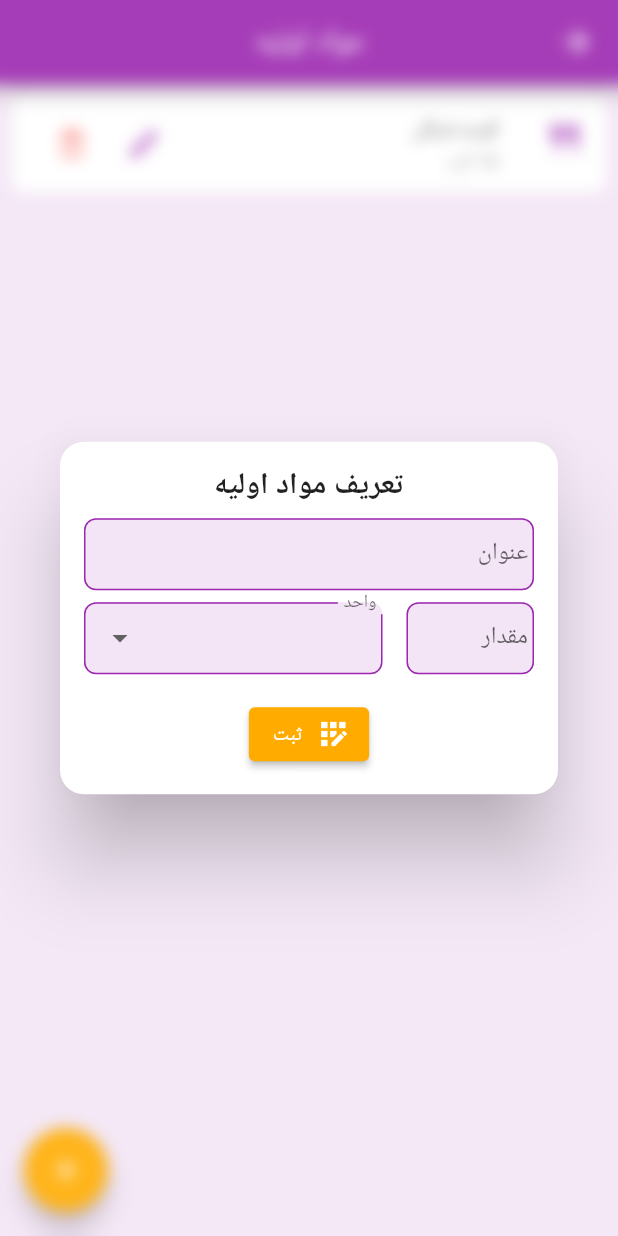
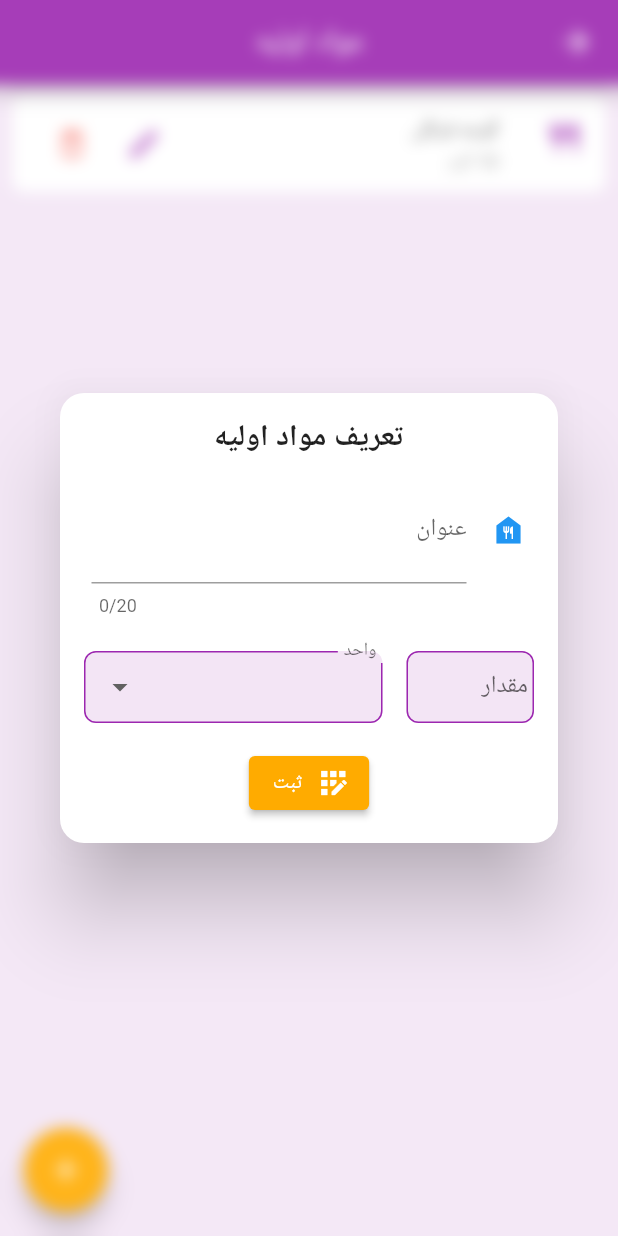
Before and after one commit to aminJamali/coocking, a Flutter app: the RawMaterialPage screen opened by its route, after a tap on the "add" icon, on a phone screen of 412 x 824 dp. Run offline on Flutter 3.47's test engine with Material 2 defaults, Android fonts, the light colour scheme and no system bars; our stand-ins replace flutter_slider_drawer, get; Roboto replaces fonts that are missing (IRANSans).

Commit message:
feat: some components added

```diff
--- a/lib/src/infrastructures/routes/pages.dart
+++ b/lib/src/infrastructures/routes/pages.dart
@@ -1,3 +1,4 @@
+import 'package:cooking/src/pages/shared/drawer.dart';
 import 'package:get/get.dart';
 
 import '../../pages/admin/main/views/admin_page.dart';
@@ -23,4 +24,8 @@ final pages = [
     name: Routes.registerRawMaterialPage,
     page: () => const ModifyRawMaterial(),
   ),
+  GetPage(
+    name: Routes.drawerPage,
+    page: () => DrawerScreen(),
+  ),
 ];
--- a/lib/src/infrastructures/routes/routes.dart
+++ b/lib/src/infrastructures/routes/routes.dart
@@ -1,6 +1,7 @@
 class Routes {
   static const login = '/login_page';
   static const adminPage = '/admin_page';
+  static const drawerPage = '/drawer_page';
   static const rawMaterialPage = '/raw_material_page';
   static const registerRawMaterialPage = '/register_raw_material_page';
 }
--- a/lib/src/pages/admin/raw_material/controllers/modify_material_controller.dart
+++ b/lib/src/pages/admin/raw_material/controllers/modify_material_controller.dart
@@ -1,15 +1,17 @@
 import 'package:flutter/material.dart';
 import 'package:get/get.dart';
 
-class ModifyMaterialController extends GetxController{
+class ModifyMaterialController extends GetxController {
   GlobalKey<FormState> modifyMaterialFormKey = GlobalKey<FormState>();
-  String submitLabel='ثبت';
-  void submitTaped(){}
-void titleSaved(final String title){
-  print(title);
-}
-void unitSaved(final String unit){}
-void countSaved(final String count){}
+  TextEditingController rawMaterial = TextEditingController();
+  String submitLabel = 'ثبت';
+  void submitTaped() {}
+  void titleSaved(final String title) {
+    print(title);
+  }
+
+  void unitSaved(final String unit) {}
+  void countSaved(final String count) {}
   List<String> unitItems = [
     'Item 1',
     'Item 2',
--- a/lib/src/pages/admin/raw_material/views/dialog/raw_material_dialog.dart
+++ b/lib/src/pages/admin/raw_material/views/dialog/raw_material_dialog.dart
@@ -1,5 +1,6 @@
 import 'dart:ui';
 
+import 'package:cooking/src/pages/shared/input_field_area.dart';
 import 'package:flutter/cupertino.dart';
 import 'package:flutter/material.dart';
 import 'package:get/get.dart';
@@ -39,13 +40,23 @@ class RawMaterialDialog extends StatelessWidget {
                     style: TextStyle(fontSize: 20, fontWeight: FontWeight.bold),
                   ),
                   Utils.middleVerticalSpace,
-                  TextFormField(
-                      validator: (final text) => Utils.validateText(text ?? ''),
-                      initialValue: '',
-                      decoration: UtilsTheme.textFormFieldDecoration(
-                          hint: 'مثال: شکر', label: 'عنوان'),
-                      onSaved: (final value) =>
-                          controller.titleSaved(value ?? '')),
+                  InputFieldArea(
+                    onChanged: (final onChanged) {},
+                    hint: 'مثال : شکر',
+                    icon: Icons.food_bank,
+                    lable: 'عنوان',
+                    controller: controller.rawMaterial,
+                    maxLength: 20,
+                    validator: (final validator) {},
+                    textInputType: TextInputType.text,
+                  ),
+                  // TextFormField(
+                  //     validator: (final text) => Utils.validateText(text ?? ''),
+                  //     initialValue: '',
+                  //     decoration: UtilsTheme.textFormFieldDecoration(
+                  //         hint: 'مثال: شکر', label: 'عنوان'),
+                  //     onSaved: (final value) =>
+                  //         controller.titleSaved(value ?? '')),
                   Utils.middleVerticalSpace,
                   Row(
                     mainAxisAlignment: MainAxisAlignment.spaceBetween,
--- a/lib/src/pages/login/views/login_page.dart
+++ b/lib/src/pages/login/views/login_page.dart
@@ -10,7 +10,7 @@ class LoginPage extends StatelessWidget {
   Widget build(final BuildContext context) => Scaffold(
         body: Center(
           child: ElevatedButton(
-            onPressed: () => Get.toNamed(Routes.adminPage),
+            onPressed: () => Get.toNamed(Routes.drawerPage),
             child: const Text('ورود به صفحه مدیریت'),
           ),
         ),
--- /dev/null
+++ b/lib/src/pages/shared/input_field_area.dart
@@ -0,0 +1,67 @@
+import 'package:flutter/material.dart';
+
+class InputFieldArea extends StatefulWidget {
+  final String hint;
+  final TextEditingController controller;
+  final String lable;
+  final TextInputType textInputType;
+  final IconData icon;
+  final int maxLength;
+
+  final void Function(String) onChanged;
+  final String? Function(String?)? validator;
+
+  const InputFieldArea({
+    required final this.onChanged,
+    required final this.hint,
+    required final this.icon,
+    required final this.lable,
+    required final this.controller,
+    required final this.maxLength,
+    required final this.validator,
+    required final this.textInputType,
+  });
+  @override
+  _InputFieldAreaState createState() => _InputFieldAreaState();
+}
+
+class _InputFieldAreaState extends State<InputFieldArea> {
+  @override
+  Widget build(final BuildContext context) {
+    return Container(
+      padding: const EdgeInsets.all(5),
+      margin: const EdgeInsets.only(bottom: 10),
+      child: TextFormField(
+        maxLength: widget.maxLength,
+        controller: widget.controller,
+        onChanged: widget.onChanged,
+        keyboardType: widget.textInputType,
+        autofocus: false,
+        validator: widget.validator,
+        style: const TextStyle(color: Colors.black),
+        decoration: InputDecoration(
+            labelText: widget.lable,
+            icon: Icon(
+              widget.icon,
+              color: Colors.blue,
+            ),
+            enabledBorder: const UnderlineInputBorder(
+                borderSide: BorderSide(
+              color: Colors.grey,
+            )),
+            focusedBorder: const UnderlineInputBorder(
+                borderSide: BorderSide(color: Colors.blue)),
+            errorStyle: const TextStyle(color: Colors.red),
+            errorBorder: const UnderlineInputBorder(
+                borderSide: BorderSide(color: Colors.red)),
+            focusedErrorBorder: const UnderlineInputBorder(
+                borderSide: BorderSide(color: Colors.red)),
+            hintText: widget.hint,
+            hintStyle: const TextStyle(
+                color: Colors.grey, fontSize: 15, fontWeight: FontWeight.bold),
+            contentPadding:
+                const EdgeInsets.only(top: 15, right: 0, bottom: 20, left: 5)),
+      ),
+    );
+  }
+}
--- a/pubspec.yaml
+++ b/pubspec.yaml
@@ -14,6 +14,7 @@ dependencies:
   flutter:
     sdk: flutter
   get: ^4.3.8
+  flutter_slider_drawer: ^2.0.0
 
 dev_dependencies:
   flutter_test:
```
Also changed, not shown: lib/src/pages/admin/main/views/admin_page.dart (+7 -7 lines), lib/src/pages/shared/drawer.dart (added, +69 -0 lines), lib/src/pages/shared/lable.dart (added, +38 -0 lines), lib/src/pages/shared/labled_check_box.dart (added, +34 -0 lines), lib/src/pages/shared/menu_widget.dart (added, +76 -0 lines), lib/src/pages/shared/password_input_field_area.dart (added, +67 -0 lines), pubspec.lock.
